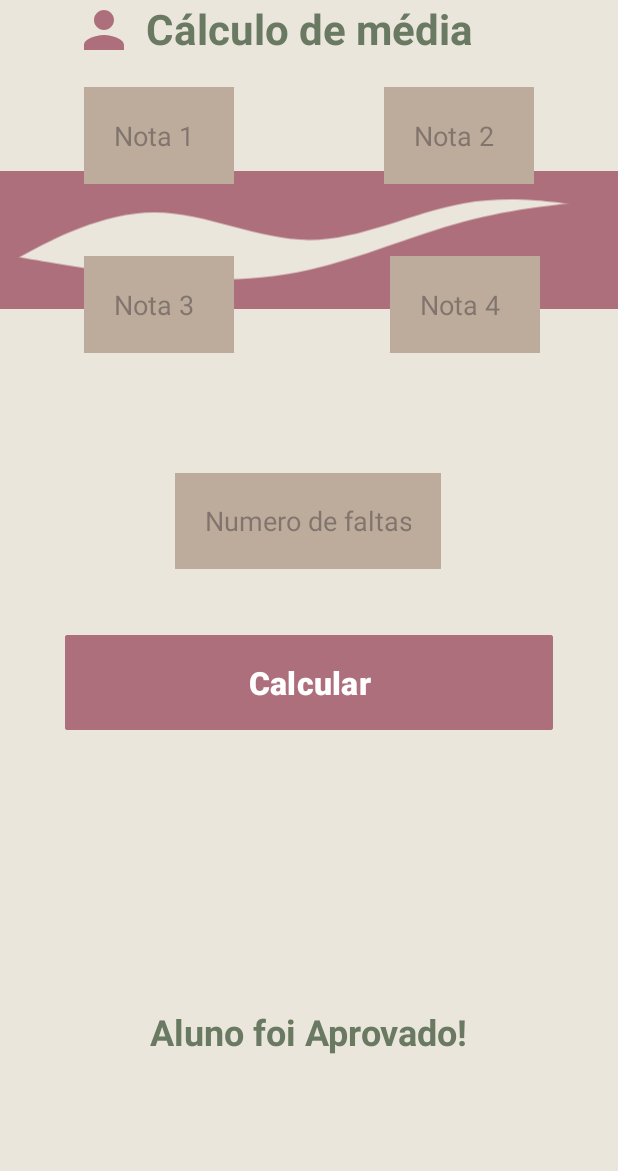
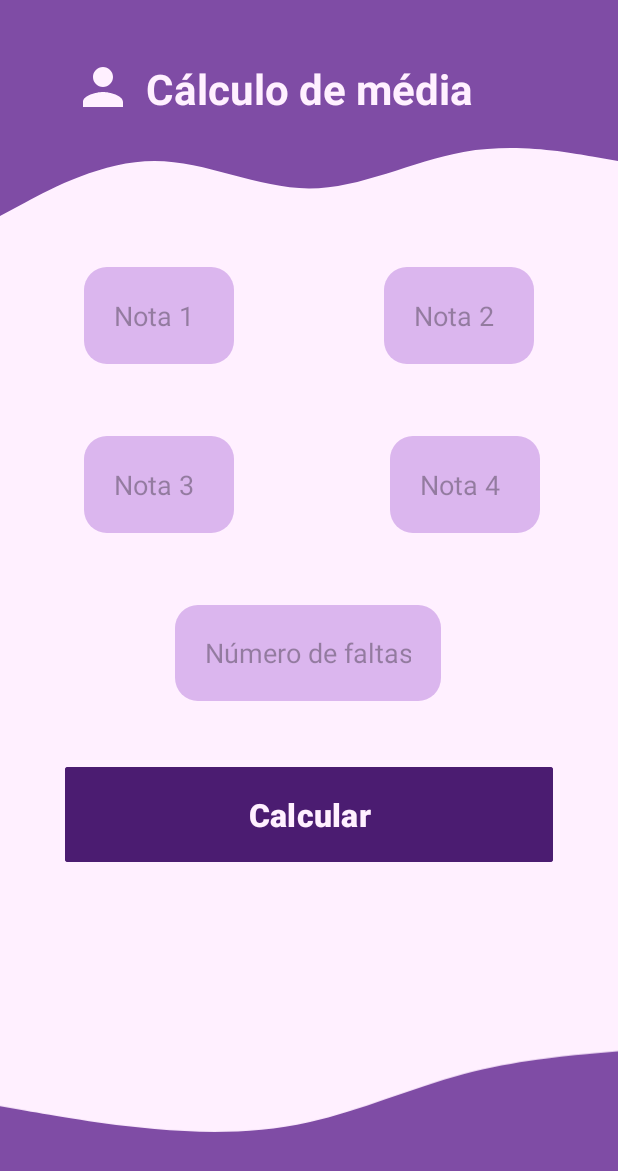
Before and after one commit to OpsJardim/calculoDeMedia_PAMI, an Android app: the screen it shows after launch (MainActivity), on a phone screen of 412 x 824 dp. Shown: the top 1171 px of the screen. Run offline under Robolectric (Android 15) with nearby library versions, the phone set to English and light mode, and no system bars.

Commit message:
Tela finalizada

```diff
--- a/app/src/main/java/com/example/mariaeduardajardimcalculodemedia/MainActivity.java
+++ b/app/src/main/java/com/example/mariaeduardajardimcalculodemedia/MainActivity.java
@@ -21,42 +21,19 @@ public class MainActivity extends AppCompatActivity {
 
     @Override
     protected void onCreate(Bundle savedInstanceState){
-
-
         super.onCreate(savedInstanceState);
         EdgeToEdge.enable(this);
         setContentView(R.layout.activity_main);
+
         initComponentes();
 
         btnCalcular.setOnClickListener(view -> {
             validaCampos();
             calculaMedia();
-            resultado.setText("Você clicou no botão calcular");
         });
     }
 
-    private void calculaMedia() {
-        double n1 = Double.parseDouble(nota1.getText().toString());
-        double n2 = Double.parseDouble(nota2.getText().toString());
-        double n3 = Double.parseDouble(nota3.getText().toString());
-        double n4 = Double.parseDouble(nota4.getText().toString());
 
-        double media = (n1 + n2 + n3 + n4)/ 4;
-        double faltas = Double.parseDouble(numeroFaltas.getText().toString());
-
-        if (media > 7){
-            if (faltas < 20){
-                resultado.setTextColor(Color.parseColor("#437845"));
-                resultado.setText("Aluno aprovado com media " + media);
-            } else {
-                resultado.setTextColor(Color.parseColor("#f44336"));
-                resultado.setText("Excesso de falta " + faltas);
-            }
-        } else {
-            resultado.setTextColor(Color.parseColor("f44336"));
-            resultado.setText("Aluno retido com media " + media);
-        }
-    }
 
     private void validaCampos() {
         if (TextUtils.isEmpty(nota1.getText())){
@@ -70,20 +47,6 @@ public class MainActivity extends AppCompatActivity {
         } else if (TextUtils.isEmpty(nota4.getText())) {
             nota4.setError("Este campo não pode estar vazio");
         }
-    }
-
-    private boolean valideCampos2(){
-        boolean camposValidados=true;
-        if (nota1.getText().toString().isEmpty()){
-            camposValidados = false;
-        } else if (nota2.getText().toString().isEmpty()) {
-            camposValidados = false;
-        } else if (nota3.getText().toString().isEmpty()) {
-            camposValidados = false;
-        } else if (nota4.getText().toString().isEmpty()) {
-            camposValidados = false;
-        }
-        return camposValidados;
     }
 
     private boolean validaCampos3(){
@@ -103,5 +66,42 @@ public class MainActivity extends AppCompatActivity {
         resultado = findViewById(R.id.resultado);
     }
 
+    private void calculaMedia() {
+        double n1 = Double.parseDouble(nota1.getText().toString());
+        double n2 = Double.parseDouble(nota2.getText().toString());
+        double n3 = Double.parseDouble(nota3.getText().toString());
+        double n4 = Double.parseDouble(nota4.getText().toString());
+
+        double media = (n1 + n2 + n3 + n4)/4;
+        double faltas = Double.parseDouble(numeroFaltas.getText().toString());
+
+        if (media > 7){
+            if (faltas < 20){
+                resultado.setTextColor(Color.parseColor("#437845"));
+                resultado.setText("Aluno aprovado com media " + media);
+            } else {
+                resultado.setTextColor(Color.parseColor("#f44336"));
+                resultado.setText("Excesso de falta " + faltas);
+            }
+        } else {
+            resultado.setTextColor(Color.parseColor("#F44336"));
+            resultado.setText("Aluno retido com media " + media);
+        }
+    }
+
+    private boolean valideCampos2(){
+        boolean camposValidados=true;
+        if (nota1.getText().toString().isEmpty()){
+            camposValidados = false;
+        } else if (nota2.getText().toString().isEmpty()) {
+            camposValidados = false;
+        } else if (nota3.getText().toString().isEmpty()) {
+            camposValidados = false;
+        } else if (nota4.getText().toString().isEmpty()) {
+            camposValidados = false;
+        }
+        return camposValidados;
+    }
+
 
 }
--- a/app/src/main/res/drawable/baseline_person_24.xml
+++ b/app/src/main/res/drawable/baseline_person_24.xml
@@ -1,5 +1,5 @@
-<vector xmlns:android="http://schemas.android.com/apk/res/android" android:height="24dp" android:tint="#AE6F7D" android:viewportHeight="24" android:viewportWidth="24" android:width="24dp">
+<vector xmlns:android="http://schemas.android.com/apk/res/android" android:height="24dp" android:tint="#FFF0FF" android:viewportHeight="24" android:viewportWidth="24" android:width="24dp">
 
-    <path android:fillColor="@android:color/white" android:pathData="M12,12c2.21,0 4,-1.79 4,-4s-1.79,-4 -4,-4 -4,1.79 -4,4 1.79,4 4,4zM12,14c-2.67,0 -8,1.34 -8,4v2h16v-2c0,-2.66 -5.33,-4 -8,-4z"/>
+    <path android:fillColor="#FFF0FF" android:pathData="M12,12c2.21,0 4,-1.79 4,-4s-1.79,-4 -4,-4 -4,1.79 -4,4 1.79,4 4,4zM12,14c-2.67,0 -8,1.34 -8,4v2h16v-2c0,-2.66 -5.33,-4 -8,-4z"/>
 
 </vector>
--- /dev/null
+++ b/app/src/main/res/drawable/borda.xml
@@ -0,0 +1,7 @@
+<?xml version="1.0" encoding="utf-8"?>
+<shape xmlns:android="http://schemas.android.com/apk/res/android"
+    android:shape="rectangle">
+    <corners android:radius="15dp"/>
+    <solid android:color="#DBB6EE"/>
+
+</shape>
--- a/app/src/main/res/drawable/wave__1_.xml
+++ b/app/src/main/res/drawable/wave__1_.xml
@@ -5,5 +5,5 @@
     android:viewportHeight="320">
   <path
       android:pathData="M0,224L60,192C120,160 240,96 360,96C480,96 600,160 720,160C840,160 960,96 1080,74.7C1200,53 1320,75 1380,85.3L1440,96L1440,0L1380,0C1320,0 1200,0 1080,0C960,0 840,0 720,0C600,0 480,0 360,0C240,0 120,0 60,0L0,0Z"
-      android:fillColor="#ae6f7d"/>
+      android:fillColor="#7F4CA5"/>
 </vector>
--- a/app/src/main/res/drawable/wave__2_.xml
+++ b/app/src/main/res/drawable/wave__2_.xml
@@ -5,5 +5,5 @@
     android:viewportHeight="320">
   <path
       android:pathData="M0,192L60,202.7C120,213 240,235 360,245.3C480,256 600,256 720,229.3C840,203 960,149 1080,117.3C1200,85 1320,75 1380,69.3L1440,64L1440,320L1380,320C1320,320 1200,320 1080,320C960,320 840,320 720,320C600,320 480,320 360,320C240,320 120,320 60,320L0,320Z"
-      android:fillColor="#ae6f7d"/>
+      android:fillColor="#7F4CA5"/>
 </vector>
--- a/app/src/main/res/layout/activity_main.xml
+++ b/app/src/main/res/layout/activity_main.xml
@@ -4,26 +4,47 @@
     xmlns:tools="http://schemas.android.com/tools"
     android:layout_width="match_parent"
     android:layout_height="match_parent"
-    android:background="#EBE6DB"
+    android:background="#FFF0FF"
     tools:context=".MainActivity"
     android:id="@+id/activity_main">
 
+    <ImageView android:id="@+id/topo"
+        android:layout_width="match_parent"
+        android:layout_height="80dp"
+        android:background="#7F4CA5"
+        app:layout_constraintTop_toTopOf="parent"
+        app:layout_constraintStart_toStartOf="parent"
+        app:layout_constraintEnd_toEndOf="parent"/>
 
     <ImageView
         android:layout_width="match_parent"
         android:layout_height="wrap_content"
         android:src="@drawable/wave__1_"
-        tools:layout_editor_absoluteX="0dp"
-        tools:layout_editor_absoluteY="-114dp"
+        app:layout_constraintTop_toBottomOf="@+id/topo"
+        app:layout_constraintStart_toStartOf="parent"
+        app:layout_constraintEnd_toEndOf="parent"
+        android:scaleType="fitStart"
         tools:ignore="MissingConstraints" />
 
+
     <ImageView
+        android:id="@+id/rodape"
         android:layout_width="match_parent"
         android:layout_height="wrap_content"
+        android:scaleType="fitEnd"
         android:src="@drawable/wave__2_"
-        tools:layout_editor_absoluteX="0dp"
-        tools:layout_editor_absoluteY="536dp"
-        tools:ignore="MissingConstraints" />
+        app:layout_constraintBottom_toTopOf="@id/roda"
+        app:layout_constraintEnd_toEndOf="parent"
+        app:layout_constraintHorizontal_bias="0.0"
+        app:layout_constraintStart_toStartOf="parent" />
+
+    <ImageView android:id="@+id/roda"
+        android:layout_width="match_parent"
+        android:layout_height="50dp"
+        android:background="#7F4CA5"
+        app:layout_constraintBottom_toBottomOf="parent"
+        app:layout_constraintStart_toStartOf="parent"
+        app:layout_constraintEnd_toEndOf="parent"/>
 
     <ImageView
         android:layout_width="136dp"
@@ -31,10 +52,10 @@
         android:layout_marginStart="16dp"
         android:src="@drawable/baseline_person_24"
         app:layout_constraintEnd_toStartOf="@+id/text"
-        app:layout_constraintHorizontal_bias="0.275"
+        app:layout_constraintHorizontal_bias="0.285"
         app:layout_constraintStart_toStartOf="parent"
-        tools:layout_editor_absoluteY="50dp"
-        tools:ignore="MissingConstraints" />
+        app:layout_constraintTop_toTopOf="parent"
+        android:layout_marginTop="38dp"/>
 
     <TextView
         android:id="@+id/text"
@@ -43,10 +64,11 @@
         android:text="Cálculo de média"
         android:textStyle="bold"
         android:textSize="28dp"
-        android:textColor="#697962"
+        android:layout_marginTop="40dp"
+        android:textColor="#FFF0FF"
         app:layout_constraintEnd_toEndOf="parent"
         app:layout_constraintStart_toStartOf="parent"
-        tools:layout_editor_absoluteY="50dp"
+        app:layout_constraintTop_toTopOf="parent"
         tools:ignore="MissingConstraints" />
 
     <EditText
@@ -54,11 +76,11 @@
         android:layout_width="100dp"
         android:layout_height="wrap_content"
         android:layout_marginStart="56dp"
-        android:background="#BDAB9C"
+        android:background="@drawable/borda"
         android:hint="Nota 1"
         android:inputType="numberDecimal"
         android:padding="20dp"
-        android:layout_marginTop="20dp"
+        android:layout_marginTop="100dp"
         app:layout_constraintStart_toStartOf="parent"
         app:layout_constraintTop_toBottomOf="@+id/text" />
 
@@ -67,11 +89,11 @@
         android:layout_width="100dp"
         android:layout_height="wrap_content"
         android:layout_marginStart="100dp"
-        android:background="#BDAB9C"
+        android:background="@drawable/borda"
         android:hint="Nota 2"
         android:inputType="numberDecimal"
         android:padding="20dp"
-        android:layout_marginTop="20dp"
+        android:layout_marginTop="100dp"
         app:layout_constraintStart_toEndOf="@id/nota1"
         app:layout_constraintTop_toBottomOf="@+id/text" />
 
@@ -81,7 +103,7 @@
         android:layout_height="wrap_content"
         android:layout_marginStart="56dp"
         android:layout_marginTop="48dp"
-        android:background="#BDAB9C"
+        android:background="@drawable/borda"
         android:hint="Nota 3"
         android:inputType="numberDecimal"
         android:padding="20dp"
@@ -94,7 +116,7 @@
         android:layout_height="wrap_content"
         android:layout_marginStart="104dp"
         android:layout_marginTop="48dp"
-        android:background="#BDAB9C"
+        android:background="@drawable/borda"
         android:hint="Nota 4"
         android:inputType="numberDecimal"
         android:padding="20dp"
@@ -106,13 +128,13 @@
         android:layout_width="177dp"
         android:layout_height="64dp"
         android:layout_marginStart="100dp"
-        android:layout_marginTop="80dp"
+        android:layout_marginTop="48dp"
         android:layout_marginEnd="100dp"
-        android:background="#BDAB9C"
-        android:hint="Numero de faltas"
+        android:background="@drawable/borda"
+        android:hint="Número de faltas"
         android:inputType="number"
         android:padding="20dp"
-        android:textColor="@color/white"
+        android:textColor="@color/black"
         app:layout_constraintEnd_toEndOf="parent"
         app:layout_constraintHorizontal_bias="0.487"
         app:layout_constraintStart_toStartOf="parent"
@@ -125,10 +147,10 @@
         android:layout_marginStart="50dp"
         android:layout_marginTop="40dp"
         android:layout_marginEnd="50dp"
-        android:backgroundTint="#AE6F7D"
+        android:backgroundTint="#4B1C71"
         android:text="Calcular"
         android:textStyle="bold"
-        android:textColor="#FFFFFF"
+        android:textColor="#FFF0FF"
         android:textSize="21dp"
         app:cornerRadius="2dp"
         app:layout_constraintEnd_toEndOf="parent"
@@ -140,9 +162,8 @@
         android:layout_width="wrap_content"
         android:layout_height="wrap_content"
         android:layout_marginBottom="120dp"
-        android:text="Aluno foi Aprovado!"
         android:textStyle="bold"
-        android:textColor="#697962"
+        android:textColor="#4B1C71"
         android:textSize="24sp"
         app:layout_constraintBottom_toBottomOf="parent"
         app:layout_constraintEnd_toEndOf="parent"
```
